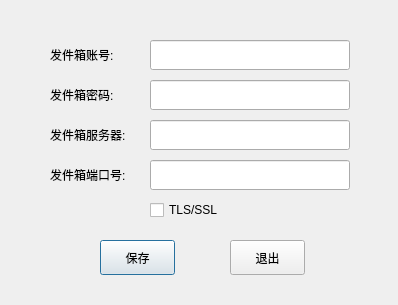
This is BusBar-Qt/services/smtp/emailsetdlg.ui in luozhiyong131/BusBar as Qt 5 draws it before an edit. The edited form follows.
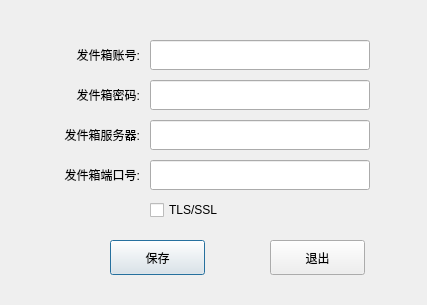
This is the edited form.

Patch:
```diff
--- a/BusBar-Qt/services/smtp/emailsetdlg.ui
+++ b/BusBar-Qt/services/smtp/emailsetdlg.ui
@@ -6,7 +6,7 @@
    <rect>
     <x>0</x>
     <y>0</y>
-    <width>398</width>
+    <width>427</width>
     <height>305</height>
    </rect>
   </property>
@@ -18,7 +18,7 @@
     <rect>
      <x>150</x>
      <y>120</y>
-     <width>200</width>
+     <width>220</width>
      <height>30</height>
     </rect>
    </property>
@@ -26,9 +26,9 @@
   <widget class="QPushButton" name="saveBtn">
    <property name="geometry">
     <rect>
-     <x>100</x>
+     <x>110</x>
      <y>240</y>
-     <width>75</width>
+     <width>95</width>
      <height>35</height>
     </rect>
    </property>
@@ -39,9 +39,9 @@
   <widget class="QPushButton" name="quitBtn">
    <property name="geometry">
     <rect>
-     <x>230</x>
+     <x>270</x>
      <y>240</y>
-     <width>75</width>
+     <width>95</width>
      <height>35</height>
     </rect>
    </property>
@@ -52,22 +52,25 @@
   <widget class="QLabel" name="label_2">
    <property name="geometry">
     <rect>
-     <x>50</x>
+     <x>20</x>
      <y>80</y>
-     <width>90</width>
+     <width>120</width>
      <height>30</height>
     </rect>
    </property>
    <property name="text">
     <string>发件箱密码:</string>
    </property>
+   <property name="alignment">
+    <set>Qt::AlignRight|Qt::AlignTrailing|Qt::AlignVCenter</set>
+   </property>
   </widget>
   <widget class="QLineEdit" name="pwdEdit">
    <property name="geometry">
     <rect>
      <x>150</x>
      <y>80</y>
-     <width>200</width>
+     <width>220</width>
      <height>30</height>
     </rect>
    </property>
@@ -77,7 +80,7 @@
     <rect>
      <x>150</x>
      <y>160</y>
-     <width>200</width>
+     <width>220</width>
      <height>30</height>
     </rect>
    </property>
@@ -87,7 +90,7 @@
     <rect>
      <x>150</x>
      <y>40</y>
-     <width>200</width>
+     <width>220</width>
      <height>30</height>
     </rect>
    </property>
@@ -95,15 +98,18 @@
   <widget class="QLabel" name="label">
    <property name="geometry">
     <rect>
-     <x>50</x>
+     <x>20</x>
      <y>40</y>
-     <width>90</width>
+     <width>120</width>
      <height>30</height>
     </rect>
    </property>
    <property name="text">
     <string>发件箱账号:</string>
    </property>
+   <property name="alignment">
+    <set>Qt::AlignRight|Qt::AlignTrailing|Qt::AlignVCenter</set>
+   </property>
   </widget>
   <widget class="QCheckBox" name="checkBox">
    <property name="geometry">
@@ -121,28 +127,34 @@
   <widget class="QLabel" name="label_3">
    <property name="geometry">
     <rect>
-     <x>50</x>
+     <x>20</x>
      <y>120</y>
-     <width>90</width>
+     <width>120</width>
      <height>30</height>
     </rect>
    </property>
    <property name="text">
     <string>发件箱服务器:</string>
    </property>
+   <property name="alignment">
+    <set>Qt::AlignRight|Qt::AlignTrailing|Qt::AlignVCenter</set>
+   </property>
   </widget>
   <widget class="QLabel" name="label_4">
    <property name="geometry">
     <rect>
-     <x>50</x>
+     <x>20</x>
      <y>160</y>
-     <width>90</width>
+     <width>120</width>
      <height>30</height>
     </rect>
    </property>
    <property name="text">
     <string>发件箱端口号:</string>
    </property>
+   <property name="alignment">
+    <set>Qt::AlignRight|Qt::AlignTrailing|Qt::AlignVCenter</set>
+   </property>
   </widget>
  </widget>
  <resources/>
```
